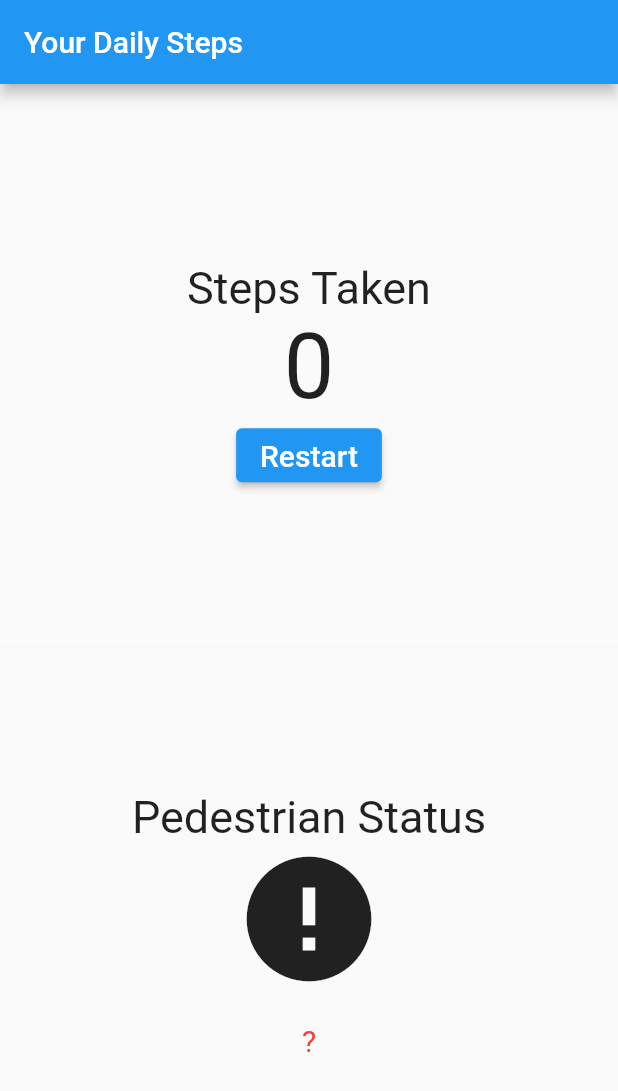
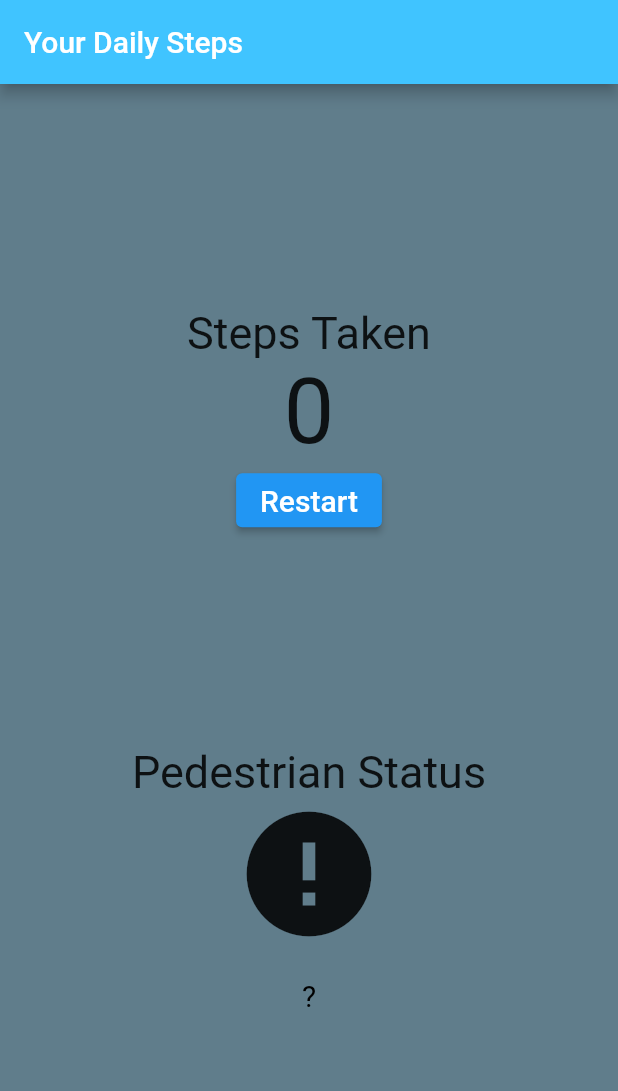
Before and after one commit to StefDegiorgi/step_goal, a Flutter app: the screen it shows after launch, on a phone screen of 412 x 824 dp. Shown: the top 1091 px of the screen. Run offline on Flutter 3.47's test engine with Material 2 defaults, Android fonts, the phone set to English and light mode, and no system bars; our stand-ins replace audioplayers, pedometer, vibration.

Commit message:
background colors

```diff
--- a/lib/main.dart
+++ b/lib/main.dart
@@ -96,7 +96,9 @@ class _MyAppState extends State<MyApp> {
       home: Scaffold(
         appBar: AppBar(
           title: const Text('Your Daily Steps'),
+          backgroundColor: Colors.lightBlueAccent,
         ),
+        backgroundColor: Colors.blueGrey,
         body: Center(
           child: SingleChildScrollView(
             child: Column(
@@ -121,9 +123,9 @@ class _MyAppState extends State<MyApp> {
                 Divider(
                   height: 0,
                   thickness: 0,
-                  color: Colors.white,
+                  color: Colors.blueGrey,
                 ),
-                SizedBox(height: 100),
+                SizedBox(height: 40),
                 Text(
                   'Pedestrian Status',
                   style: TextStyle(fontSize: 30),
@@ -132,8 +134,8 @@ class _MyAppState extends State<MyApp> {
                   _status == 'walking'
                       ? Icons.directions_walk
                       : _status == 'stopped'
-                          ? Icons.accessibility_new
-                          : Icons.error,
+                      ? Icons.accessibility_new
+                      : Icons.error,
                   size: 100,
                 ),
                 SizedBox(height: 20),
@@ -141,7 +143,7 @@ class _MyAppState extends State<MyApp> {
                   _status,
                   style: _status == 'walking' || _status == 'stopped'
                       ? TextStyle(fontSize: 30)
-                      : TextStyle(fontSize: 20, color: Colors.red),
+                      : TextStyle(fontSize: 20, color: Colors.black),
                 ),
               ],
             ),
@@ -150,4 +152,5 @@ class _MyAppState extends State<MyApp> {
       ),
     );
   }
+
 }
```
